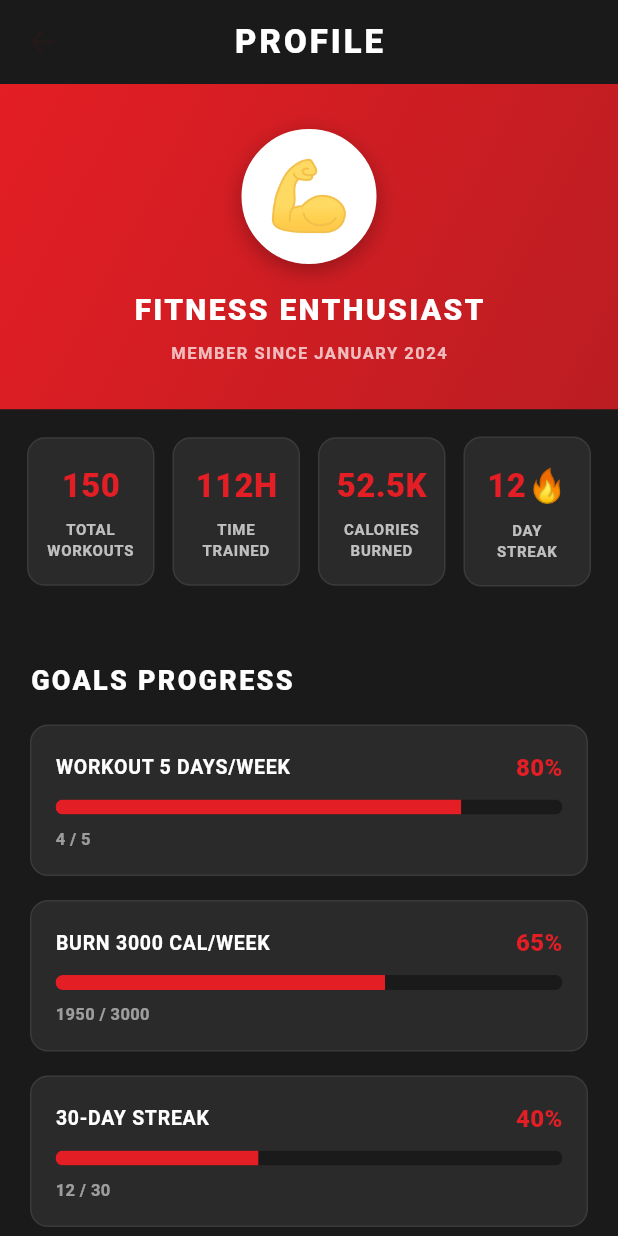
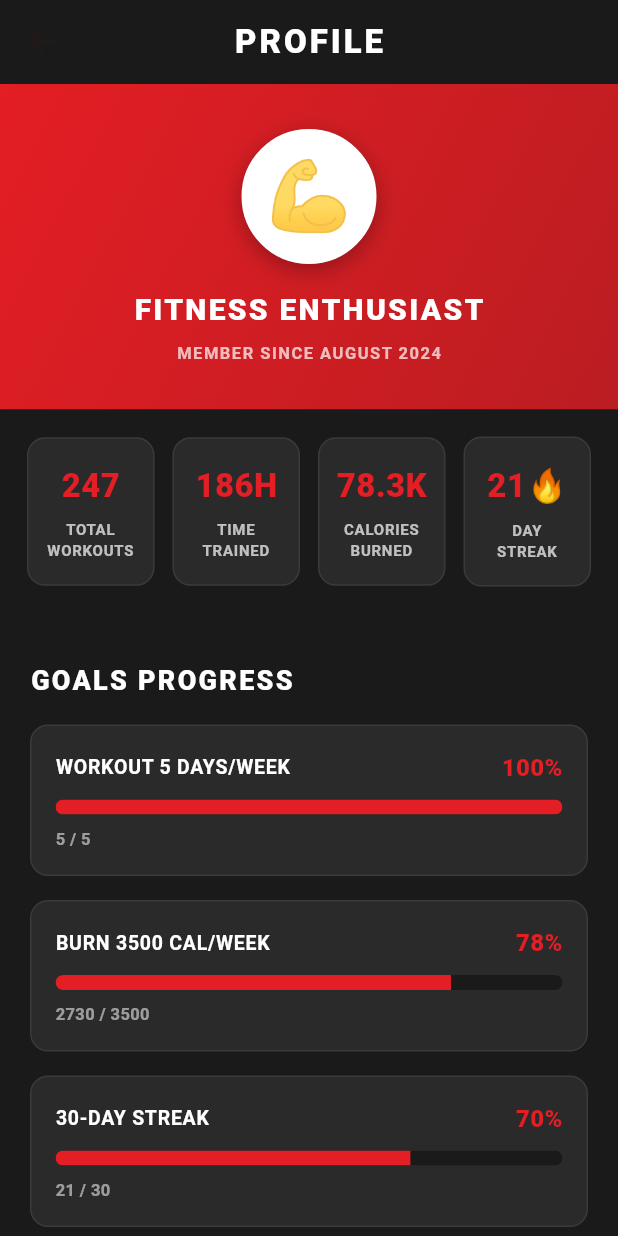
Before and after one commit to somkheartk/jess-fitness, a Flutter app: the ProfileScreen screen opened directly, on a phone screen of 412 x 824 dp. Run offline on Flutter 3.47's test engine with Material 3 defaults, Android fonts, the phone set to English and light mode, and no system bars.

Commit message:
Enhance mockup data with more realistic fitness content
Co-authored-by: somkheartk <43743072+somkheartk@users.noreply.github.com>

```diff
--- a/lib/screens/profile_screen.dart
+++ b/lib/screens/profile_screen.dart
@@ -76,7 +76,7 @@ class ProfileScreen extends StatelessWidget {
                   ),
                   const SizedBox(height: 6),
                   const Text(
-                    'MEMBER SINCE JANUARY 2024',
+                    'MEMBER SINCE AUGUST 2024',
                     style: TextStyle(
                       fontSize: 11,
                       color: Colors.white70,
@@ -94,10 +94,10 @@ class ProfileScreen extends StatelessWidget {
               color: const Color(0xFF1A1A1A),
               child: Row(
                 children: [
-                  Expanded(child: _buildStatCard('150', 'TOTAL\nWORKOUTS')),
-                  Expanded(child: _buildStatCard('112H', 'TIME\nTRAINED')),
-                  Expanded(child: _buildStatCard('52.5K', 'CALORIES\nBURNED')),
-                  Expanded(child: _buildStatCard('12🔥', 'DAY\nSTREAK')),
+                  Expanded(child: _buildStatCard('247', 'TOTAL\nWORKOUTS')),
+                  Expanded(child: _buildStatCard('186H', 'TIME\nTRAINED')),
+                  Expanded(child: _buildStatCard('78.3K', 'CALORIES\nBURNED')),
+                  Expanded(child: _buildStatCard('21🔥', 'DAY\nSTREAK')),
                 ],
               ),
             ),
@@ -122,11 +122,11 @@ class ProfileScreen extends StatelessWidget {
                     ),
                   ),
                   const SizedBox(height: 16),
-                  _buildGoalCard('WORKOUT 5 DAYS/WEEK', 80, 4, 5),
+                  _buildGoalCard('WORKOUT 5 DAYS/WEEK', 100, 5, 5),
                   const SizedBox(height: 16),
-                  _buildGoalCard('BURN 3000 CAL/WEEK', 65, 1950, 3000),
+                  _buildGoalCard('BURN 3500 CAL/WEEK', 78, 2730, 3500),
                   const SizedBox(height: 16),
-                  _buildGoalCard('30-DAY STREAK', 40, 12, 30),
+                  _buildGoalCard('30-DAY STREAK', 70, 21, 30),
                 ],
               ),
             ),
```
Also changed, not shown: lib/screens/exercises_screen.dart (+10 -0 lines), lib/screens/home_screen.dart (+9 -9 lines), lib/screens/workout_screen.dart (+16 -0 lines).
